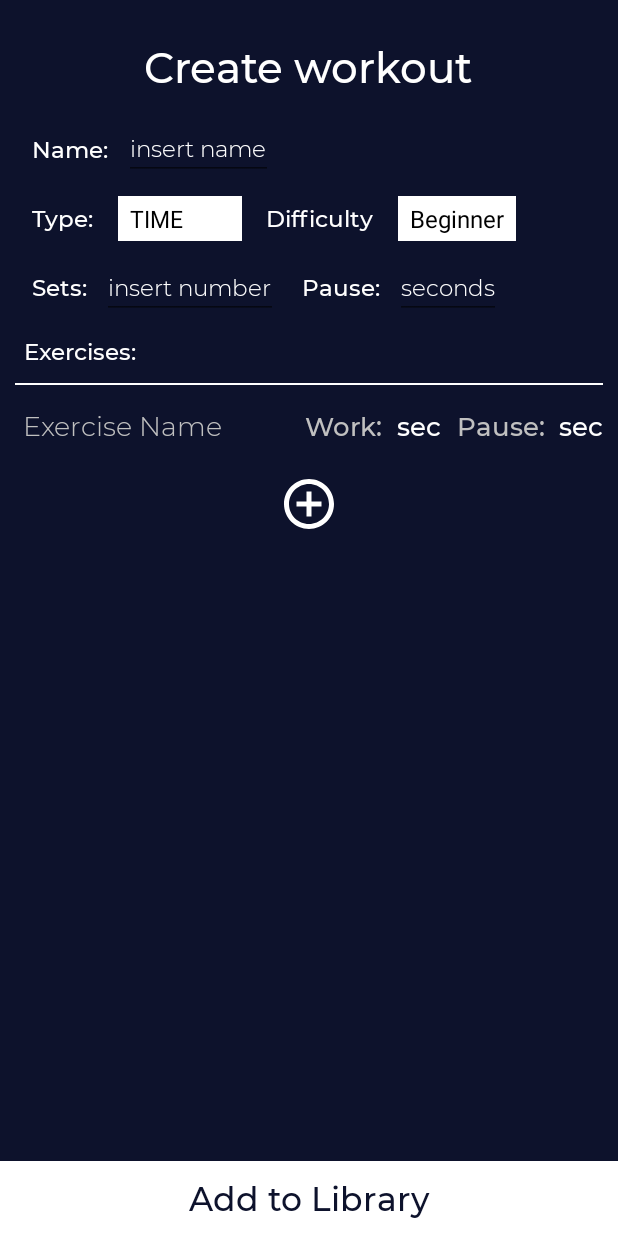
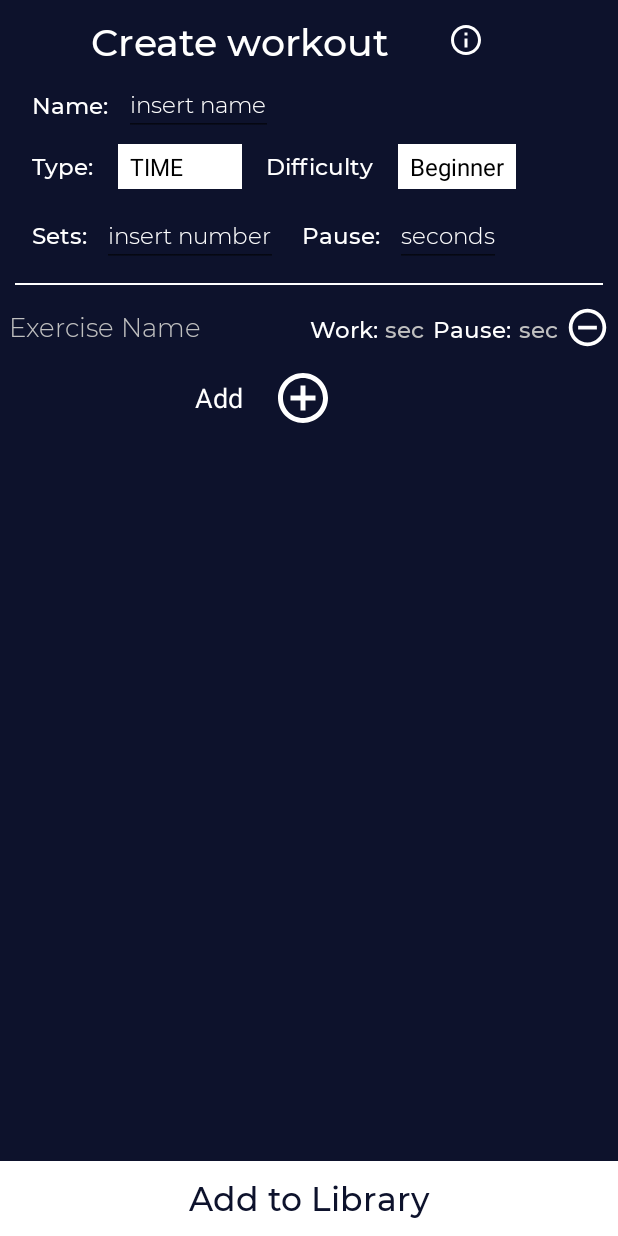
Before and after one commit to simone-silvestri/theApp, an Android app: the AddWorkoutActivity screen opened directly, with no data from a screen before it, after a tap on an icon or button, on a phone screen of 412 x 824 dp. Run offline under Robolectric (Android 15) with nearby library versions, the phone set to English and light mode, and no system bars.

Commit message:
fixed exercise list

```diff
--- a/app/src/main/java/com/example/firsttry/AddWorkoutActivity.java
+++ b/app/src/main/java/com/example/firsttry/AddWorkoutActivity.java
@@ -13,6 +13,7 @@ import android.widget.AdapterView;
 import android.widget.ArrayAdapter;
 import android.widget.Button;
 import android.widget.EditText;
+import android.widget.ImageButton;
 import android.widget.LinearLayout;
 import android.widget.ListView;
 import android.widget.RelativeLayout;
@@ -25,6 +26,8 @@ public class AddWorkoutActivity extends AppCompatActivity {
 
     private ArrayList<EditText> exename,exework,exepause;
     private ArrayList<TextView> worksec,pausesec;
+    private ArrayList<RelativeLayout> layoutlist;
+    private ArrayList<ImageButton> btndelete;
     private EditText textname, textset, textpause;
     private Workout work;
     private int currentDiff;
@@ -43,6 +46,8 @@ public class AddWorkoutActivity extends AppCompatActivity {
         exepause = new ArrayList<>();
         worksec = new ArrayList<>();
         pausesec = new ArrayList<>();
+        layoutlist = new ArrayList<>();
+        btndelete = new ArrayList<>();
 
         textname = findViewById(R.id.text_name);
         textset = findViewById(R.id.text_sets);
@@ -194,12 +199,37 @@ public class AddWorkoutActivity extends AppCompatActivity {
         inputMethodManager.hideSoftInputFromWindow(view.getWindowToken(), 0);
     }
 
+    public void deleteExerciseFromList(View v) {
+        int idx = -1;
+        for(int i=0; i<layoutlist.size(); i++) {
+            if(v.getId()==btndelete.get(i).getId()) {
+                idx = i;
+            }
+        }
+        if(idx!=-1) {
+            LinearLayout linear =  findViewById(R.id.exercise_list_layout);
+            RelativeLayout layout = layoutlist.get(idx);
+            linear.removeView(layout);
+            exename.remove(idx);
+            exepause.remove(idx);
+            exework.remove(idx);
+            worksec.remove(idx);
+            pausesec.remove(idx);
+            btndelete.remove(idx);
+            layoutlist.remove(idx);
+        }
+
+    }
+
+
     public void addExerciseToList(View v) {
         LinearLayout linear =  findViewById(R.id.exercise_list_layout);
 
         LayoutInflater inflater = LayoutInflater.from(this);
         RelativeLayout layout = (RelativeLayout) inflater.inflate(R.layout.add_exercise_list, null, false);
 
+        layoutlist.add(layout);
+        btndelete.add((ImageButton) layout.findViewById(R.id.btndeleteexercise));
         exename.add((EditText) layout.findViewById(R.id.txtname));
         exename.get(exename.size()-1).setOnFocusChangeListener(new View.OnFocusChangeListener() {
             @Override
--- a/app/src/main/java/com/example/firsttry/WorkoutActivity.java
+++ b/app/src/main/java/com/example/firsttry/WorkoutActivity.java
@@ -60,13 +60,10 @@ public class WorkoutActivity extends AppCompatActivity implements AdapterView.On
         ltr = AnimationUtils.loadAnimation(this, R.anim.ltr);
 
         workoutSearch = findViewById(R.id.workout_search);
-        // Get textview id of search widget
         int id = workoutSearch.getContext().getResources().getIdentifier("android:id/search_src_text", null, null);
         TextView textView = (TextView) workoutSearch.findViewById(id);
 
         textView.setTextColor(getResources().getColor(R.color.gray));
-//        Typeface face = Typeface.createFromAsset(getAssets(),"font/mmedium.ttf");
-//        textView.setTypeface(face);
         textView.setHintTextColor(getResources().getColor(R.color.gray));
 
         DatabaseHelper dbhandler = DatabaseHelper.getInstance(this);
@@ -172,6 +169,7 @@ public class WorkoutActivity extends AppCompatActivity implements AdapterView.On
 
             @Override
             public boolean onQueryTextChange(String newText) {
+
                 return false;
             }
         });
--- /dev/null
+++ b/app/src/main/res/drawable/ic_baseline_remove_circle_outline_24.xml
@@ -0,0 +1,5 @@
+<vector android:height="30dp" android:tint="#FFFFFF"
+    android:viewportHeight="24" android:viewportWidth="24"
+    android:width="30dp" xmlns:android="http://schemas.android.com/apk/res/android">
+    <path android:fillColor="@android:color/white" android:pathData="M7,11v2h10v-2L7,11zM12,2C6.48,2 2,6.48 2,12s4.48,10 10,10 10,-4.48 10,-10S17.52,2 12,2zM12,20c-4.41,0 -8,-3.59 -8,-8s3.59,-8 8,-8 8,3.59 8,8 -3.59,8 -8,8z"/>
+</vector>
--- /dev/null
+++ b/app/src/main/res/drawable/ic_outline_info_24.xml
@@ -0,0 +1,5 @@
+<vector android:height="24dp" android:tint="#FFFFFF"
+    android:viewportHeight="24" android:viewportWidth="24"
+    android:width="24dp" xmlns:android="http://schemas.android.com/apk/res/android">
+    <path android:fillColor="@android:color/white" android:pathData="M11,7h2v2h-2zM11,11h2v6h-2zM12,2C6.48,2 2,6.48 2,12s4.48,10 10,10 10,-4.48 10,-10S17.52,2 12,2zM12,20c-4.41,0 -8,-3.59 -8,-8s3.59,-8 8,-8 8,3.59 8,8 -3.59,8 -8,8z"/>
+</vector>
--- a/app/src/main/res/layout/activity_add_workout.xml
+++ b/app/src/main/res/layout/activity_add_workout.xml
@@ -12,25 +12,48 @@
     android:background="@color/colorPrimaryDark"
     tools:context=".AddWorkoutActivity">
 
+    <LinearLayout
+        android:layout_width="match_parent"
+        android:layout_height="wrap_content"
+        android:orientation="horizontal"
+        android:layout_marginTop="10dp"
+        android:layout_marginStart="60dp"
+        android:layout_marginLeft="60dp">
 
 
         <TextView
             android:id="@+id/title_tv"
             android:layout_width="wrap_content"
             android:layout_height="wrap_content"
-            android:layout_marginTop="25dp"
+            android:layout_marginTop="0dp"
             android:fontFamily="@font/mmedium"
             android:gravity="center"
             android:layout_gravity="center_horizontal"
             android:text="Create workout"
-            android:textColor="#FFFFFF"
-            android:textSize="28sp"
+            android:textColor="@color/white"
+            android:textSize="25sp"
             app:layout_constraintTop_toTopOf="parent" />
+
+        <ImageButton
+            android:id="@+id/buttoninfo"
+            android:layout_width="wrap_content"
+            android:layout_height="wrap_content"
+            android:layout_gravity="center"
+            android:gravity="center"
+            android:layout_marginStart="40dp"
+            android:layout_marginLeft="40dp"
+            android:background="@color/trans"
+            android:src="@drawable/ic_outline_info_24"
+            android:layout_marginTop="0dp"/>
+
+
+    </LinearLayout>
+
     <LinearLayout
         android:layout_width="match_parent"
         android:layout_height="wrap_content"
         android:orientation="horizontal"
-        android:layout_marginTop="15dp"
+        android:layout_marginTop="5dp"
         android:layout_marginStart="5dp"
         android:layout_marginLeft="5dp">
 
@@ -71,7 +94,7 @@
         android:layout_width="match_parent"
         android:layout_height="wrap_content"
         android:orientation="horizontal"
-        android:layout_marginTop="5dp"
+        android:layout_marginTop="0dp"
         android:layout_marginStart="5dp"
         android:layout_marginLeft="5dp">
 
@@ -177,7 +200,8 @@
             android:autofillHints="number"
             android:textColorHint="@color/white"
             android:textColor="@color/white"
-            android:textSize="15sp"/>
+            android:textSize="15sp"
+            android:inputType="number"/>
 
         <TextView
             android:id="@+id/pauseOrTotalTime"
@@ -209,24 +233,10 @@
             android:hint="seconds"
             android:autofillHints="seconds"
             android:textColor="@color/white"
-            android:textSize="15sp"/>
+            android:textSize="15sp"
+            android:inputType="number"/>
 
     </LinearLayout>
-
-    <TextView
-        android:layout_width="wrap_content"
-        android:layout_height="wrap_content"
-        android:layout_marginStart="16dp"
-        android:layout_marginLeft="16dp"
-        android:layout_marginEnd="0dp"
-        android:layout_marginRight="0dp"
-        android:layout_marginTop="5dp"
-        android:layout_marginBottom="5dp"
-        android:fontFamily="@font/mmedium"
-        android:gravity="start"
-        android:text="Exercises:"
-        android:textColor="@color/white"
-        android:textSize="15sp"/>
 
     <View
         android:layout_width="match_parent"
@@ -257,15 +267,37 @@
 
         </LinearLayout>
 
+        <LinearLayout
+            android:layout_width="match_parent"
+            android:layout_height="match_parent"
+            android:orientation="horizontal"
+            android:layout_marginTop="5dp">
+
+            <TextView
+                android:layout_width="wrap_content"
+                android:layout_height="wrap_content"
+                android:layout_gravity="center"
+                android:layout_marginStart="130dp"
+                android:layout_marginLeft="130dp"
+                android:gravity="center"
+                android:text="Add"
+                android:textColor="@color/white"
+                android:textSize="18sp" />
+
+
             <ImageButton
                 android:id="@+id/buttonaddexercise"
                 android:layout_width="wrap_content"
                 android:layout_height="wrap_content"
-                android:layout_gravity="top|center"
+                android:layout_gravity="center"
+                android:gravity="center"
                 android:onClick="addExerciseToList"
+                android:layout_marginStart="20dp"
+                android:layout_marginLeft="20dp"
                 android:background="@color/trans"
                 android:src="@drawable/ic_menu_add"
-                android:layout_marginTop="10dp"/>
+                android:layout_marginTop="0dp"/>
+        </LinearLayout>
 
         </LinearLayout>
 
--- a/app/src/main/res/layout/add_exercise_list.xml
+++ b/app/src/main/res/layout/add_exercise_list.xml
@@ -1,18 +1,20 @@
 <?xml version="1.0" encoding="utf-8"?>
-<RelativeLayout xmlns:android="http://schemas.android.com/apk/res/android"
+<RelativeLayout
+    xmlns:android="http://schemas.android.com/apk/res/android"
+    xmlns:tools="http://schemas.android.com/tools"
     android:layout_width="fill_parent"
     android:layout_height="fill_parent"
-    xmlns:app="http://schemas.android.com/apk/res-auto">
+    xmlns:app="http://schemas.android.com/apk/res-auto"
+    tools:context=".AddWorkoutActivity">
 
     <EditText
         android:id="@+id/txtname"
         android:layout_width="wrap_content"
         android:layout_height="wrap_content"
-        android:layout_toRightOf="@+id/icon"
-        android:layout_marginTop="10dp"
+        android:layout_marginTop="11dp"
         android:layout_marginBottom="10dp"
-        android:layout_marginLeft="15dp"
-        android:layout_marginStart="15dp"
+        android:layout_marginLeft="5dp"
+        android:layout_marginStart="5dp"
         android:gravity="center"
         android:fontFamily="@font/mlight"
         android:background="@color/colorPrimaryDark"
@@ -20,7 +22,7 @@
         android:hint="Exercise Name"
         android:autofillHints="Exercise Name"
         android:textColor="@color/gray"
-        android:textSize="18sp" />
+        android:textSize="17sp" />
 
     <TextView
         android:id="@+id/txttime"
@@ -28,15 +30,16 @@
         android:layout_height="wrap_content"
         android:layout_toLeftOf="@+id/btnaddwork"
         android:fontFamily="@font/mmedium"
-        android:layout_marginTop="10dp"
+        android:layout_marginTop="13dp"
         android:layout_marginBottom="10dp"
-        android:layout_marginEnd="10dp"
-        android:layout_marginRight="10dp"
+        android:layout_marginEnd="5dp"
+        android:layout_marginRight="5dp"
         android:gravity="center"
-        android:textColor="@color/gray"
+        android:textColor="@color/white"
         android:background="@color/colorPrimaryDark"
-        android:textSize="17sp"
-        android:text="Work:" />
+        android:textSize="15sp"
+        android:text="Work:"
+        android:inputType="number"/>
 
     <EditText
         android:id="@+id/btnaddwork"
@@ -44,14 +47,14 @@
         android:layout_height="wrap_content"
         android:layout_toLeftOf="@+id/txtpause"
         android:fontFamily="@font/mmedium"
-        android:layout_marginTop="10dp"
+        android:layout_marginTop="13dp"
         android:layout_marginBottom="10dp"
-        android:layout_marginEnd="10dp"
-        android:layout_marginRight="10dp"
+        android:layout_marginEnd="5dp"
+        android:layout_marginRight="5dp"
         android:gravity="center"
         android:background="@color/colorPrimaryDark"
-        android:textSize="17sp"
-        android:textColorHint="@color/white"
+        android:textSize="15sp"
+        android:textColorHint="@color/gray"
         android:hint="sec"
         android:autofillHints="sec"
         android:textColor="@color/gray"/>
@@ -61,15 +64,15 @@
         android:layout_width="wrap_content"
         android:layout_height="wrap_content"
         android:layout_toLeftOf="@+id/btnaddpause"
-        android:layout_marginEnd="10dp"
-        android:layout_marginRight="10dp"
+        android:layout_marginEnd="5dp"
+        android:layout_marginRight="5dp"
         android:fontFamily="@font/mmedium"
-        android:layout_marginTop="10dp"
+        android:layout_marginTop="13dp"
         android:layout_marginBottom="10dp"
         android:gravity="center"
-        android:textColor="@color/gray"
+        android:textColor="@color/white"
         android:background="@color/colorPrimaryDark"
-        android:textSize="17sp"
+        android:textSize="15sp"
         android:text="Pause:"/>
 
     <EditText
@@ -77,17 +80,30 @@
         android:layout_width="wrap_content"
         android:layout_height="wrap_content"
         android:fontFamily="@font/mmedium"
-        android:layout_marginTop="10dp"
+        android:layout_toLeftOf="@+id/btndeleteexercise"
+        android:layout_marginTop="13dp"
         android:layout_marginBottom="10dp"
-        android:layout_marginEnd="10dp"
-        android:layout_marginRight="10dp"
+        android:layout_marginEnd="5dp"
+        android:layout_marginRight="5dp"
         android:gravity="center"
         android:background="@color/colorPrimaryDark"
-        android:textSize="17sp"
-        android:textColorHint="@color/white"
+        android:textSize="15sp"
+        android:textColorHint="@color/gray"
         android:hint="sec"
         android:autofillHints="sec"
+        android:textColor="@color/gray"
+        android:inputType="number"/>
+
+    <ImageButton
+        android:id="@+id/btndeleteexercise"
+        android:layout_width="wrap_content"
+        android:layout_height="wrap_content"
+        android:background="@color/colorPrimaryDark"
+        android:src="@drawable/ic_baseline_remove_circle_outline_24"
+        android:layout_marginTop="8dp"
+        android:onClick="deleteExerciseFromList"
         android:layout_alignParentRight="true"
-        android:textColor="@color/gray"/>
+        android:layout_marginEnd="5dp"
+        android:layout_marginRight="5dp"/>
 
 </RelativeLayout>
```
